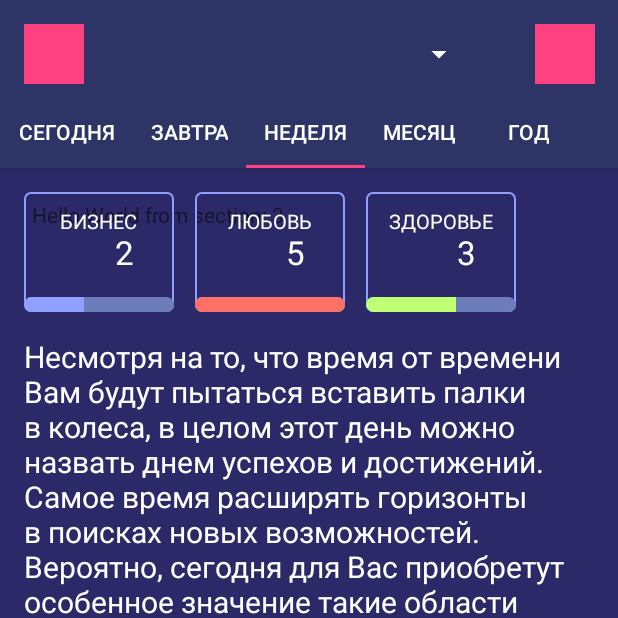
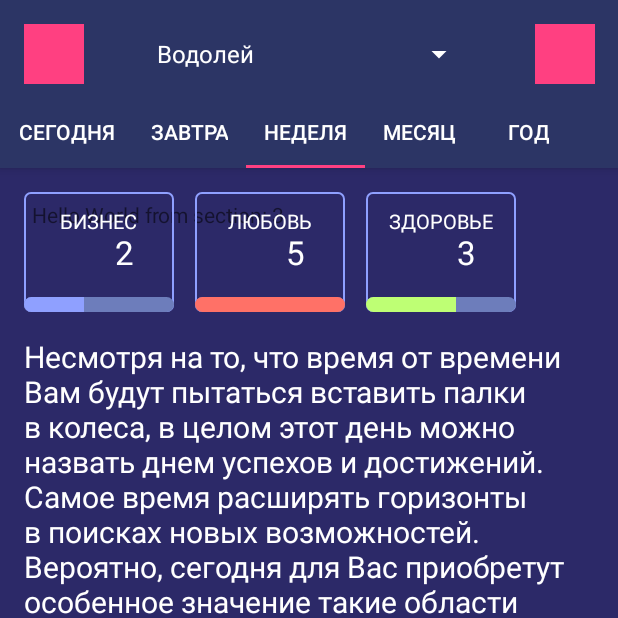
Before and after one commit to 4ever4ward/HoroscopeApp, an Android app: the MainActivity screen opened directly, with no data from a screen before it, tab 3 chosen, on a phone screen of 412 x 824 dp, the top half of it. Run offline under Robolectric (Android 15) with nearby library versions, the phone set to English and light mode, and no system bars.

Commit message:
add something

```diff
--- a/app/build.gradle
+++ b/app/build.gradle
@@ -32,4 +32,5 @@ dependencies {
     compile 'com.android.support:support-vector-drawable:25.3.1'
     testCompile 'junit:junit:4.12'
     compile 'org.jbundle.util.osgi.wrapped:org.jbundle.util.osgi.wrapped.org.apache.http.client:4.1.2'
+    compile 'org.jbundle.util.osgi.wrapped:org.jbundle.util.osgi.wrapped.org.apache.http.client:4.1.2'
 }
--- a/app/src/main/java/ua/matvienko_apps/horoscope/Utility.java
+++ b/app/src/main/java/ua/matvienko_apps/horoscope/Utility.java
@@ -34,6 +34,11 @@ public class Utility {
         return uuid;
     }
 
+    public static String getNowDateString() {
+
+        return null;
+    }
+
     public static String getZodiacName(int brd_month, int brd_day) {
 
         // TODO: change string's to real constant's
--- a/app/src/main/java/ua/matvienko_apps/horoscope/activities/MainActivity.java
+++ b/app/src/main/java/ua/matvienko_apps/horoscope/activities/MainActivity.java
@@ -77,19 +77,8 @@ public class MainActivity extends AppCompatActivity {
     }
 
 
+    public static class ForecastFragment extends Fragment {
 
-
-
-
-
-
-
-
-    public static class ForecastFragment extends Fragment {
-        /**
-         * The fragment argument representing the section number for this
-         * fragment.
-         */
         private static final String ARG_SECTION_NUMBER = "section_number";
 
         public ForecastFragment() {
@@ -163,6 +152,21 @@ public class MainActivity extends AppCompatActivity {
         public Fragment getItem(int position) {
             // getItem is called to instantiate the fragment for the given page.
             // Return a ForecastFragment (defined as a static inner class below).
+
+            switch (position) {
+                case 0:
+                    break;
+                case 1:
+                    break;
+                case 2:
+                    break;
+                case 3:
+                    break;
+                case 4:
+                    break;
+            }
+
+            // TODO: change integer parameter of newInstance to String sign
             return ForecastFragment.newInstance(position + 1);
         }
 
--- a/app/src/main/java/ua/matvienko_apps/horoscope/data/AppDBContract.java
+++ b/app/src/main/java/ua/matvienko_apps/horoscope/data/AppDBContract.java
@@ -21,6 +21,7 @@ public class AppDBContract {
         public static final String COLUMN_HEALTH = "health";
         public static final String COLUMN_PERIOD = "period";
         public static final String COLUMN_SIGN = "sign";
+        public static final String COLUMN_DATE = "date";
     }
 
 }
--- a/app/src/main/java/ua/matvienko_apps/horoscope/data/AppDBHelper.java
+++ b/app/src/main/java/ua/matvienko_apps/horoscope/data/AppDBHelper.java
@@ -25,7 +25,8 @@ public class AppDBHelper extends SQLiteOpenHelper {
                 + AppDBContract.ForecastEntries.COLUMN_LOVE + " INTEGER NOT NULL, "
                 + AppDBContract.ForecastEntries.COLUMN_HEALTH + " INTEGER NOT NULL, "
                 + AppDBContract.ForecastEntries.COLUMN_PERIOD + " TEXT NOT NULL, "
-                + AppDBContract.ForecastEntries.COLUMN_SIGN + " TEXT NOT NULL " + " );";
+                + AppDBContract.ForecastEntries.COLUMN_SIGN + " TEXT NOT NULL, "
+                + AppDBContract.ForecastEntries.COLUMN_DATE + " TEXT NOT NULL " + " );";
 
         db.execSQL(createForecastTableQuery);
     }
--- a/app/src/main/res/layout/activity_main.xml
+++ b/app/src/main/res/layout/activity_main.xml
@@ -19,7 +19,7 @@
             android:id="@+id/toolbar"
             android:layout_width="match_parent"
             android:layout_height="match_parent"
-            android:background="?attr/colorPrimary">
+            android:background="@color/colorPrimary">
 
             <FrameLayout
                 android:layout_width="match_parent"
@@ -38,7 +38,9 @@
                     android:layout_height="40dp"
                     android:layout_gravity="center"
                     android:layout_marginLeft="8dp"
-                    android:layout_marginRight="15dp" />
+                    android:layout_marginRight="15dp"
+                    android:spinnerMode="dialog"
+                    android:entries="@array/spinner_signs"/>
 
                 <ImageView
                     android:id="@+id/settings_icon"
--- a/app/src/main/res/values/strings.xml
+++ b/app/src/main/res/values/strings.xml
@@ -3,4 +3,21 @@
     <string name="title_activity_main">MainActivity</string>
     <string name="section_format">Hello World from section: %1$d</string>
 
+
+    <!--Spinner entries-->
+    <string-array name="spinner_signs">
+        <item>Водолей</item>
+        <item>Рыбы</item>
+        <item>Овен</item>
+        <item>Телец</item>
+        <item>Близнецы</item>
+        <item>Рак</item>
+        <item>Лев</item>
+        <item>Дева</item>
+        <item>Весы</item>
+        <item>Скорпион</item>
+        <item>Стрелец</item>
+        <item>Козерог</item>
+    </string-array>
+
 </resources>
```
Also changed, not shown: app/src/main/java/ua/matvienko_apps/horoscope/data/DataProvider.java (+34 -5 lines).
